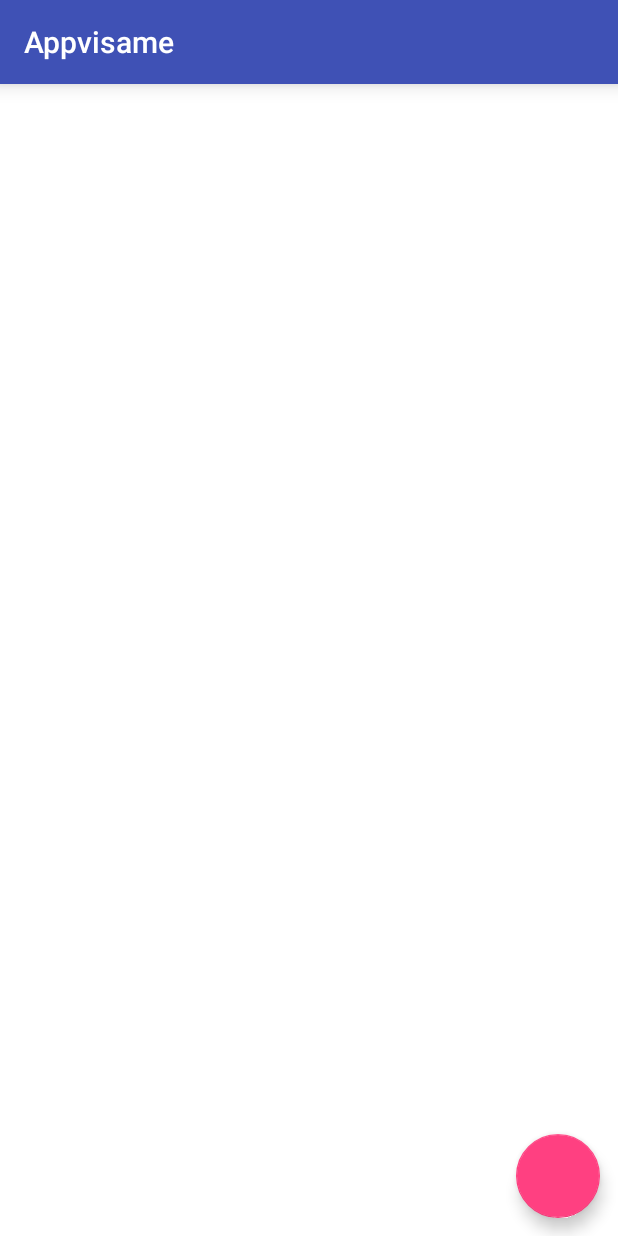
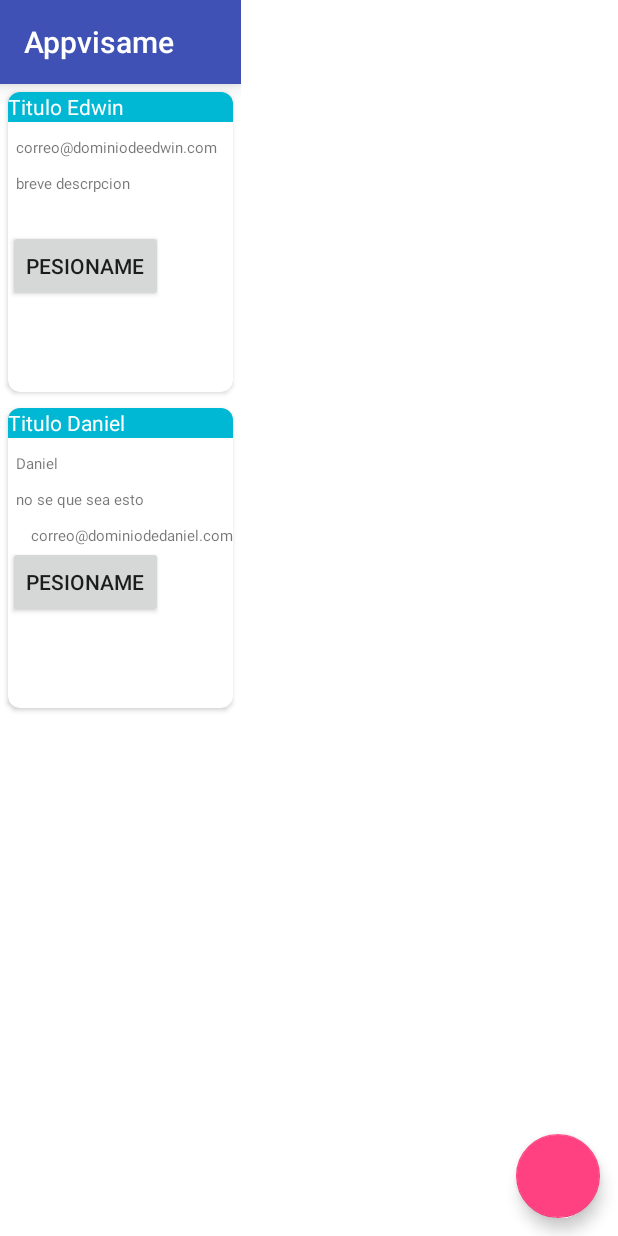
Before and after one commit to hgededwin/Appvisame, an Android app: the MainActivity screen opened directly, with no data from a screen before it, on a phone screen of 412 x 824 dp. Run offline under Robolectric (Android 15) with nearby library versions, the light colour scheme and no system bars; libraries missing offline, so code that uses them is left out: com.getbase.floatingactionbutton; plain views replace FloatingActionButton; 3 statements that could not run were skipped.

Commit message:
Se agregaron las cardview

```diff
--- a/app/build.gradle
+++ b/app/build.gradle
@@ -23,6 +23,8 @@ dependencies {
     compile fileTree(dir: 'libs', include: ['*.jar'])
     compile 'com.android.support:appcompat-v7:22.0.0'
     compile 'com.pkmmte.view:circularimageview:1.1'
-    compile 'com.getbase:floatingactionbutton:1.2.1'
+    compile 'com.getbase:floatingactionbutton:1.7.0'
+    compile 'com.android.support:recyclerview-v7:21.0.0'
+    compile 'com.android.support:cardview-v7:21.0.+'
 
 }
--- a/app/src/main/java/com/systemboy/appvisame/appvisame/MainActivity.java
+++ b/app/src/main/java/com/systemboy/appvisame/appvisame/MainActivity.java
@@ -1,24 +1,56 @@
 package com.systemboy.appvisame.appvisame;
 
 import android.content.Intent;
+import android.os.Bundle;
 import android.support.v7.app.ActionBarActivity;
-import android.os.Bundle;
+import android.support.v7.widget.LinearLayoutManager;
+import android.support.v7.widget.RecyclerView;
 import android.support.v7.widget.Toolbar;
 import android.view.View;
-import android.widget.ArrayAdapter;
-import android.widget.Spinner;
 
 import com.getbase.floatingactionbutton.FloatingActionButton;
+
+import java.util.ArrayList;
+import java.util.List;
 
 
 public class MainActivity extends ActionBarActivity {
 
 
+    List<Usuario> lista;
+    Usuario uno,dos;
 
     @Override
     protected void onCreate(Bundle savedInstanceState) {
         super.onCreate(savedInstanceState);
         setContentView(R.layout.activity_main);
+
+
+        /**/
+        uno= new Usuario();
+        uno.setName("Edwin");
+        uno.setName("correo@dominiodeedwin.com");
+        uno.setSurname("breve descrpcion");
+        uno.setTitulo("Titulo Edwin");
+
+        dos= new Usuario();
+        dos.setName("Daniel");
+        dos.setEmail("correo@dominiodedaniel.com");
+        dos.setSurname("no se que sea esto");
+        dos.setTitulo("Titulo Daniel");
+
+        lista= new ArrayList<>();
+        lista.add(uno);
+        lista.add(dos);
+
+        final RecyclerView recList = (RecyclerView) findViewById(R.id.cardList);
+        recList.setHasFixedSize(true);
+        LinearLayoutManager llm = new LinearLayoutManager(this);
+        llm.setOrientation(LinearLayoutManager.VERTICAL);
+        recList.setLayoutManager(llm);
+        UsuarioAdapter mAdapter = new UsuarioAdapter(lista);
+        recList.setAdapter(mAdapter);
+         /**/
 
         Toolbar toolbar = (Toolbar) findViewById(R.id.activity_my_toolbar);
         toolbar.setTitle(R.string.app_name);
--- /dev/null
+++ b/app/src/main/java/com/systemboy/appvisame/appvisame/Usuario.java
@@ -0,0 +1,44 @@
+package com.systemboy.appvisame.appvisame;
+
+/**
+ * Created by Daniel on 02/04/2015.
+ */
+public class Usuario {
+    protected String name;
+    protected String surname;
+
+    public String getEmail() {
+        return email;
+    }
+
+    public void setEmail(String email) {
+        this.email = email;
+    }
+
+    public String getName() {
+        return name;
+    }
+
+    public void setName(String name) {
+        this.name = name;
+    }
+
+    public String getSurname() {
+        return surname;
+    }
+
+    public void setSurname(String surname) {
+        this.surname = surname;
+    }
+
+    public String getTitulo() {
+        return titulo;
+    }
+
+    public void setTitulo(String titulo) {
+        this.titulo = titulo;
+    }
+
+    protected String email;
+    protected String titulo;
+}
--- /dev/null
+++ b/app/src/main/java/com/systemboy/appvisame/appvisame/UsuarioAdapter.java
@@ -0,0 +1,79 @@
+package com.systemboy.appvisame.appvisame;
+
+import android.support.v7.widget.CardView;
+import android.support.v7.widget.RecyclerView;
+import android.view.LayoutInflater;
+import android.view.View;
+import android.view.ViewGroup;
+import android.widget.Button;
+import android.widget.TextView;
+import android.widget.Toast;
+
+import java.util.List;
+
+/**
+ * Created by Daniel on 02/04/2015.
+ */
+public class UsuarioAdapter extends RecyclerView.Adapter<UsuarioAdapter.ContactViewHolder> {
+
+    private List<Usuario> contactList;
+
+    public UsuarioAdapter(List<Usuario> contactList) {
+        this.contactList = contactList;
+
+    }
+
+    @Override
+    public int getItemCount() {
+        return contactList.size();
+    }
+
+    @Override
+    public void onBindViewHolder(ContactViewHolder contactViewHolder, int i) {
+        final Usuario ci = contactList.get(i);
+        contactViewHolder.vName.setText(ci.getName());
+        contactViewHolder.vSurname.setText(ci.getSurname());
+        contactViewHolder.vEmail.setText(ci.getEmail());
+        contactViewHolder.vTitle.setText(ci.getTitulo());
+        contactViewHolder.bton.setOnClickListener(new View.OnClickListener() {
+            @Override
+            public void onClick(View v) {
+                Toast.makeText(v.getContext(), "" + ci.getName(), Toast.LENGTH_SHORT).show();
+            }
+        });
+        contactViewHolder.card.setOnClickListener(new View.OnClickListener() {
+            @Override
+            public void onClick(View v) {
+                Toast.makeText(v.getContext(),"tarjetas:"+ci.getName()+ci.getEmail(),Toast.LENGTH_SHORT).show();
+            }
+        });
+
+    }
+
+    @Override
+    public ContactViewHolder onCreateViewHolder(ViewGroup viewGroup, final int i) {
+        View itemView = LayoutInflater.
+                from(viewGroup.getContext()).
+                inflate(R.layout.card, viewGroup, false);
+
+        return new ContactViewHolder(itemView);
+    }
+    public static class ContactViewHolder extends RecyclerView.ViewHolder {
+        protected TextView vName;
+        protected TextView vSurname;
+        protected TextView vEmail;
+        protected TextView vTitle;
+        protected Button bton;
+        protected CardView card;
+
+        public ContactViewHolder(View v) {
+            super(v);
+            vName =  (TextView) v.findViewById(R.id.txtName);
+            vSurname = (TextView)  v.findViewById(R.id.txtSurname);
+            vEmail = (TextView)  v.findViewById(R.id.txtEmail);
+            vTitle = (TextView) v.findViewById(R.id.title);
+            bton=(Button) v.findViewById(R.id.boton);
+            card= (CardView) v.findViewById(R.id.card_view);
+        }
+    }
+}
--- a/app/src/main/res/layout/activity_main.xml
+++ b/app/src/main/res/layout/activity_main.xml
@@ -3,12 +3,21 @@
     android:layout_height="match_parent"
     android:background="#FFF"
     tools:context=".MainActivity">
+    <LinearLayout
+        android:orientation="vertical"
+        android:layout_width="wrap_content"
+        android:layout_height="wrap_content">
+        <include
+            layout="@layout/toolbar"
+            android:layout_width="match_parent"
+            android:layout_height="wrap_content" />
 
-    <include
-        layout="@layout/toolbar"
-        android:layout_width="match_parent"
-        android:layout_height="wrap_content" />
-
+        <android.support.v7.widget.RecyclerView
+            android:id="@+id/cardList"
+            android:layout_width="match_parent"
+            android:layout_height="wrap_content"
+            android:elevation="100dp"/>
+    </LinearLayout>
 
     <FrameLayout
         android:id="@+id/content_frame"
--- /dev/null
+++ b/app/src/main/res/layout/card.xml
@@ -0,0 +1,66 @@
+<android.support.v7.widget.CardView
+    xmlns:card_view="http://schemas.android.com/apk/res-auto"
+    xmlns:android="http://schemas.android.com/apk/res/android"
+    android:id="@+id/card_view"
+    android:layout_width="match_parent"
+    android:layout_height="200dp"
+    card_view:cardCornerRadius="8dp"
+    android:layout_margin="5dp"
+   >
+
+    <LinearLayout
+        android:layout_width="match_parent"
+        android:layout_height="match_parent"
+        android:orientation="vertical">
+
+        <TextView
+            android:id="@+id/title"
+            android:layout_width="match_parent"
+            android:layout_height="20dp"
+            android:background="#00b8d4"
+            android:text="contact det"
+            android:gravity="center_vertical"
+            android:textColor="@android:color/white"
+            android:textSize="14dp"/>
+
+        <TextView
+            android:id="@+id/txtName"
+            android:layout_width="wrap_content"
+            android:layout_height="wrap_content"
+            android:text="Name"
+            android:gravity="center_vertical"
+            android:textSize="10dp"
+            android:layout_below="@id/title"
+            android:layout_marginTop="10dp"
+            android:layout_marginLeft="5dp"/>
+
+        <TextView
+            android:id="@+id/txtSurname"
+            android:layout_width="wrap_content"
+            android:layout_height="wrap_content"
+            android:text="Surname"
+            android:gravity="center_vertical"
+            android:textSize="10dp"
+            android:layout_below="@id/txtName"
+            android:layout_marginTop="10dp"
+            android:layout_marginLeft="5dp"/>
+
+        <TextView
+            android:id="@+id/txtEmail"
+            android:layout_width="wrap_content"
+            android:layout_height="wrap_content"
+            android:text="Email"
+            android:textSize="10dp"
+            android:layout_marginTop="10dp"
+            android:layout_alignParentRight="true"
+            android:layout_marginLeft="15dp"
+            android:layout_alignBaseline="@id/txtName"/>
+        <Button
+            android:layout_width="wrap_content"
+            android:layout_height="wrap_content"
+            android:id="@+id/boton"
+            android:text="Pesioname"/>
+
+
+    </LinearLayout>
+    </android.support.v7.widget.CardView>
```
Also changed, not shown: 1 other file.
